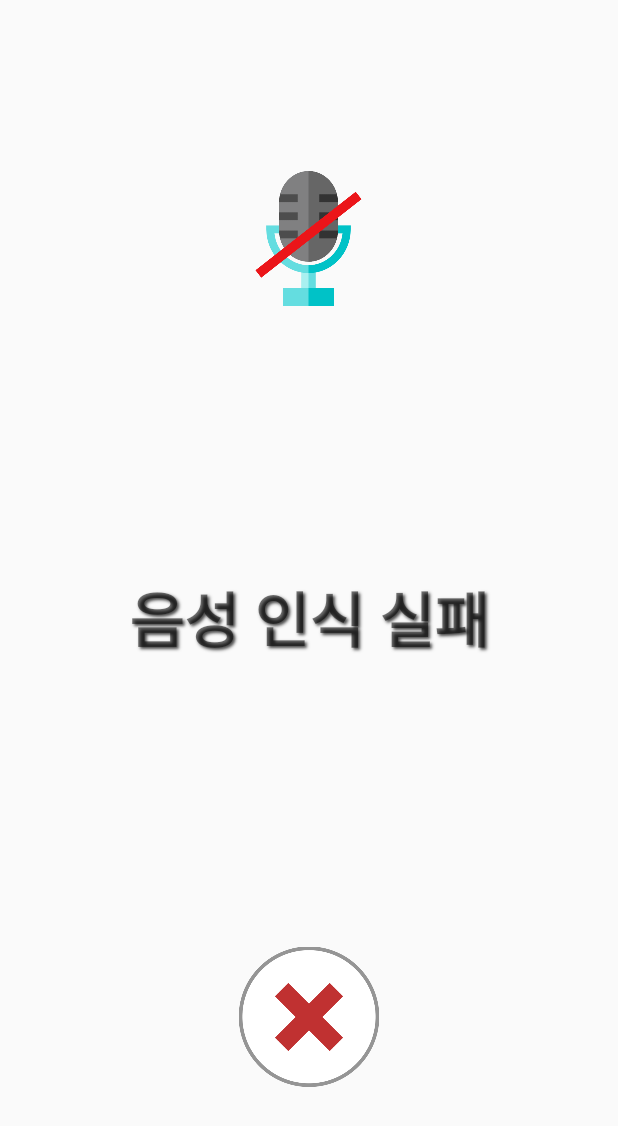
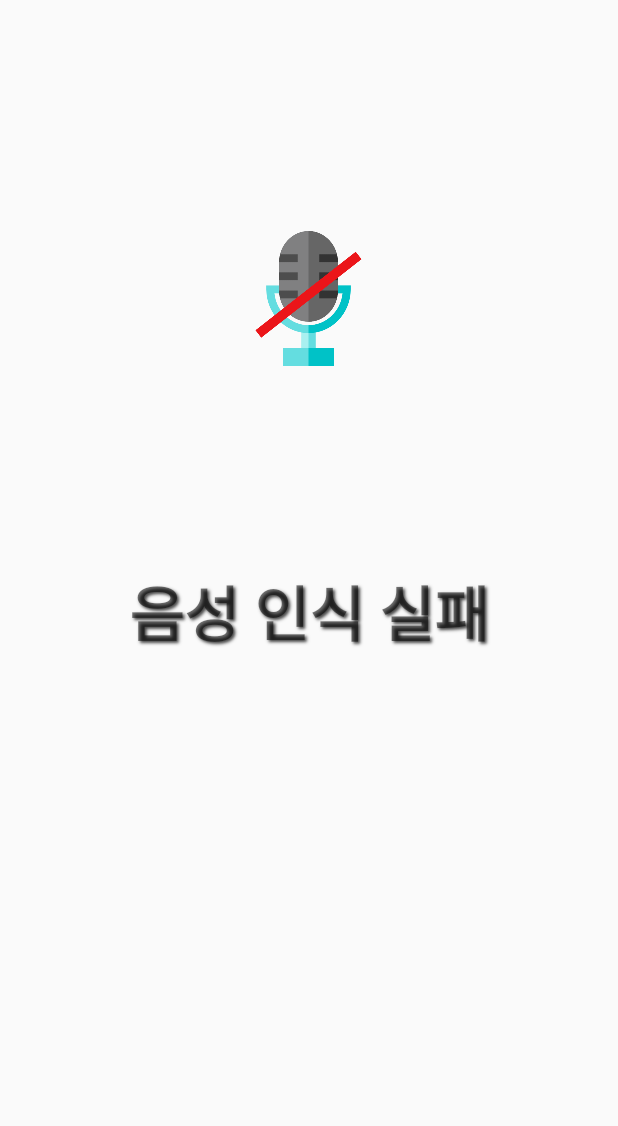
Before and after one commit to yohan5050/Testing, an Android app: the layout activity_rec_fail.xml on its own in the app's theme, with its tools: preview values and no code run, on a phone screen of 412 x 824 dp. Shown: the top 1126 px of the screen. Run offline under Robolectric (Android 15) with nearby library versions, the phone set to English and light mode, and no system bars; Roboto replaces fonts that are not available here.

Commit message:
remove fail button in rec fail activity

```diff
--- a/app/src/main/java/com/google/cloud/android/reminderapp/RecFailActivity.java
+++ b/app/src/main/java/com/google/cloud/android/reminderapp/RecFailActivity.java
@@ -16,13 +16,13 @@ public class RecFailActivity extends AppCompatActivity {
         super.onCreate(savedInstanceState);
         setContentView(R.layout.activity_rec_fail);
 
-        ImageButton button = (ImageButton) findViewById(R.id.button);
-        button.setOnClickListener(new View.OnClickListener() {
-            public void onClick(View v) {
-                //메인으로 돌아간다.
-                finish();
-            }
-        });
+//        ImageButton button = (ImageButton) findViewById(R.id.button);
+//        button.setOnClickListener(new View.OnClickListener() {
+//            public void onClick(View v) {
+//                //메인으로 돌아간다.
+//                finish();
+//            }
+//        });
 
         //화면을 2초간 보여주고 메인화면으로 이동
         CountDownTimer timer = new CountDownTimer(2000, 1000) {
--- a/app/src/main/res/layout/activity_rec_fail.xml
+++ b/app/src/main/res/layout/activity_rec_fail.xml
@@ -12,16 +12,15 @@
         android:layout_height="90dp"
         android:scaleType="fitXY"
         android:src="@drawable/record_fail"
+        android:layout_marginTop="154dp"
         android:layout_alignParentTop="true"
-        android:layout_centerHorizontal="true"
-        android:layout_marginTop="114dp" />
+        android:layout_centerHorizontal="true" />
 
     <TextView
         android:id="@+id/text"
         android:padding="30dp"
         android:layout_width="match_parent"
         android:layout_height="300dp"
-        android:layout_centerHorizontal="true"
         android:gravity="center"
         android:shadowColor="#FF464646"
         android:shadowDx="2"
@@ -30,18 +29,9 @@
         android:text="음성 인식 실패"
         android:textSize = "40dp"
         android:textStyle="bold"
-        android:layout_centerVertical="true" />
+        android:layout_marginTop="14dp"
+        android:layout_below="@+id/failImage"
+        android:layout_alignParentStart="true" />
 
-    <ImageButton
-        android:id="@+id/button"
-        android:gravity="center"
-        android:background="#00000000"
-        android:src="@drawable/rec_fail_btn"
-        android:scaleType="fitXY"
-        android:layout_width="93dp"
-        android:layout_height="93dp"
-        android:layout_alignParentBottom="true"
-        android:layout_centerHorizontal="true"
-        android:layout_marginBottom="99dp" />
 
 </RelativeLayout>
```
